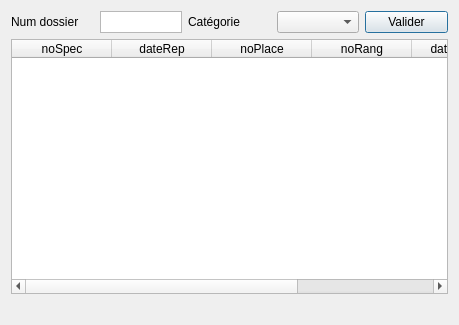
Before: the Qt Designer form gui/fct_comp_4.ui in Angrycranberie/CEBD-Projet_theatre, drawn with Qt 5.
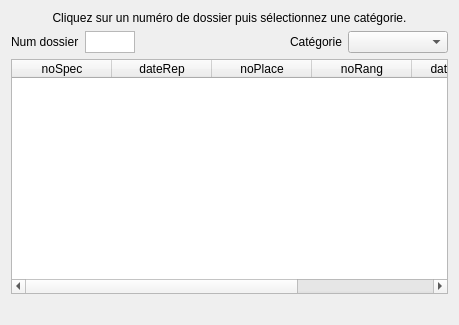
After: the same form once the commit is applied.

Commit message:
TODO 1.7 # Correction
UI and behavior improvements.
Added to 'display' a new utilitarian function 'setColumnSize' allowing to define the size of each tables' column.

```diff
--- a/gui/fct_comp_4.ui
+++ b/gui/fct_comp_4.ui
@@ -14,6 +14,16 @@
    <string>Tickets d'un dossier et d'une catégorie</string>
   </property>
   <layout class="QVBoxLayout" name="verticalLayout">
+   <item>
+    <widget class="QLabel" name="label_3">
+     <property name="text">
+      <string>Cliquez sur un numéro de dossier puis sélectionnez une catégorie.</string>
+     </property>
+     <property name="alignment">
+      <set>Qt::AlignCenter</set>
+     </property>
+    </widget>
+   </item>
    <item>
     <layout class="QHBoxLayout" name="horizontalLayout">
      <item>
@@ -31,8 +41,27 @@
          <verstretch>0</verstretch>
         </sizepolicy>
        </property>
+       <property name="minimumSize">
+        <size>
+         <width>50</width>
+         <height>0</height>
+        </size>
+       </property>
       </widget>
      </item>
+     <item>
+      <spacer name="horizontalSpacer">
+       <property name="orientation">
+        <enum>Qt::Horizontal</enum>
+       </property>
+       <property name="sizeHint" stdset="0">
+        <size>
+         <width>40</width>
+         <height>20</height>
+        </size>
+       </property>
+      </spacer>
+     </item>
      <item>
       <widget class="QLabel" name="label_2">
        <property name="text">
@@ -41,12 +70,12 @@
       </widget>
      </item>
      <item>
-      <widget class="QComboBox" name="comboBox_4_categorie"/>
-     </item>
-     <item>
-      <widget class="QPushButton" name="pushButton_fct_4">
-       <property name="text">
-        <string>Valider</string>
+      <widget class="QComboBox" name="comboBox_4_categorie">
+       <property name="minimumSize">
+        <size>
+         <width>100</width>
+         <height>0</height>
+        </size>
        </property>
       </widget>
      </item>
```
Left out of the diff: 16 changed lines with no effect on the pictures. The commit also changes 2 other files.
